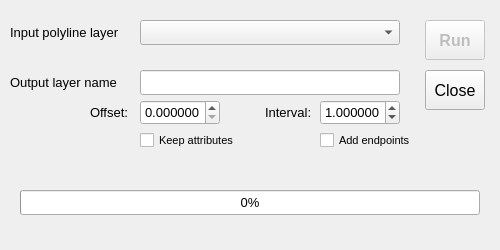
Before: the Qt Designer form locate_points_dialog_base.ui in ldebek/locate-points, drawn with Qt 5.
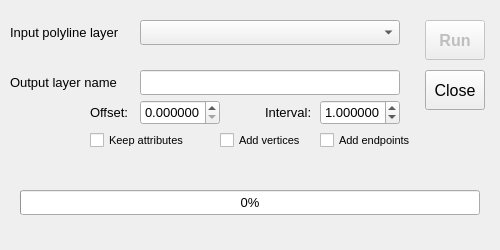
After: the same form once the commit is applied.

```diff
--- a/locate_points_dialog_base.ui
+++ b/locate_points_dialog_base.ui
@@ -269,7 +269,7 @@
   <widget class="QCheckBox" name="checkAttrs">
    <property name="geometry">
     <rect>
-     <x>140</x>
+     <x>90</x>
      <y>130</y>
      <width>105</width>
      <height>20</height>
@@ -284,6 +284,24 @@
     <string>Keep attributes</string>
    </property>
   </widget>
+  <widget class="QCheckBox" name="checkVertices">
+   <property name="geometry">
+    <rect>
+     <x>220</x>
+     <y>130</y>
+     <width>90</width>
+     <height>20</height>
+    </rect>
+   </property>
+   <property name="font">
+    <font>
+     <pointsize>8</pointsize>
+    </font>
+   </property>
+   <property name="text">
+    <string>Add vertices</string>
+   </property>
+  </widget>
  </widget>
  <resources/>
  <connections>
```
Left out of the diff: 2 changed lines with no effect on the pictures.
